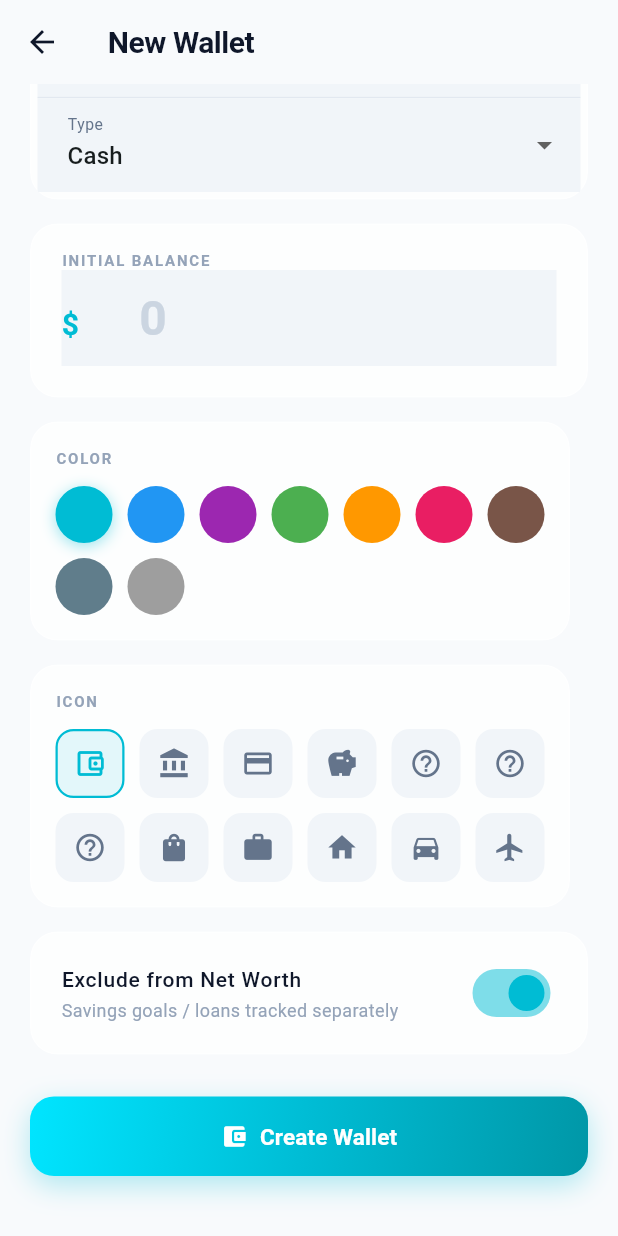
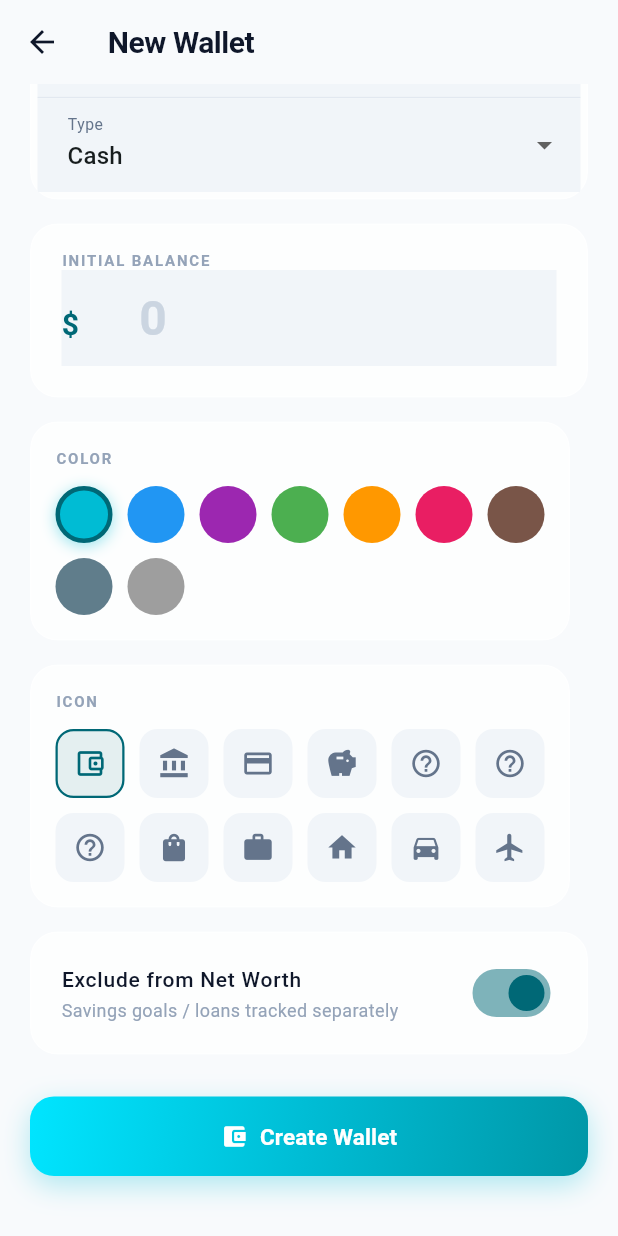
Before and after one commit to dikki-ap/nexflo, a Flutter app: the WalletFormPage screen opened by its route, scrolled down 83 dp, after a tap on "Exclude from Net Worth", on a phone screen of 412 x 824 dp. Run offline on Flutter 3.47's test engine with Material 3 defaults, Android fonts, the phone set to English and light mode, and no system bars; our stand-ins replace connectivity_plus, dartz, drift, drift_flutter, equatable, fl_chart and 10 more; missing offline and left inert: extension_google_sign_in_as_googleapis_auth, google_mlkit_text_recognition, googleapis, workmanager; accounts and stored records are empty; generated files the repository leaves out were written again; network calls fail; statements that could not run were skipped.

Commit message:
feat: replace all hardcoded teal colors with Theme.of(context).colorScheme.primary across page files

```diff
--- a/lib/app/modules/auth/pages/login_page.dart
+++ b/lib/app/modules/auth/pages/login_page.dart
@@ -82,7 +82,7 @@ class _LoginBodyState extends State<_LoginBody> with TickerProviderStateMixin {
                 height: 300,
                 decoration: BoxDecoration(
                   shape: BoxShape.circle,
-                  color: AppColors.tealMid.withValues(alpha: 0.10),
+                  color: Theme.of(context).colorScheme.primary.withValues(alpha: 0.10),
                 ),
               ),
             ),
@@ -100,7 +100,7 @@ class _LoginBodyState extends State<_LoginBody> with TickerProviderStateMixin {
                 height: 200,
                 decoration: BoxDecoration(
                   shape: BoxShape.circle,
-                  color: AppColors.tealDeep.withValues(alpha: 0.12),
+                  color: Theme.of(context).colorScheme.primary.withValues(alpha: 0.12),
                 ),
               ),
             ),
@@ -128,11 +128,11 @@ class _LoginBodyState extends State<_LoginBody> with TickerProviderStateMixin {
                       width: 92,
                       height: 92,
                       decoration: BoxDecoration(
-                        gradient: AppColors.tealGradient,
+                        gradient: AppColors.primaryGradient(Theme.of(context).colorScheme.primary),
                         borderRadius: BorderRadius.circular(28),
                         boxShadow: [
                           BoxShadow(
-                            color: AppColors.tealMid.withValues(
+                            color: Theme.of(context).colorScheme.primary.withValues(
                                 alpha: 0.2 + (_pulse.value - 0.8) * 0.5),
                             blurRadius: 28 + (_pulse.value - 0.8) * 16,
                           ),
@@ -148,7 +148,7 @@ class _LoginBodyState extends State<_LoginBody> with TickerProviderStateMixin {
                   const SizedBox(height: 24),
                   ShaderMask(
                     shaderCallback: (bounds) =>
-                        AppColors.tealGradient.createShader(bounds),
+                        AppColors.primaryGradient(Theme.of(context).colorScheme.primary).createShader(bounds),
                     child: const Text(
                       appName,
                       style: TextStyle(
--- a/lib/app/modules/category/pages/category_form_page.dart
+++ b/lib/app/modules/category/pages/category_form_page.dart
@@ -51,8 +51,8 @@ class CategoryFormPage extends GetView<CategoryController> {
                       color: isDark
                           ? Colors.white.withValues(alpha: 0.35)
                           : AppColors.grey400),
-                  prefixIcon: const Icon(Icons.label_outline_rounded,
-                      color: AppColors.tealMid),
+                  prefixIcon: Icon(Icons.label_outline_rounded,
+                      color: Theme.of(context).colorScheme.primary),
                   border: InputBorder.none,
                   enabledBorder: InputBorder.none,
                   focusedBorder: InputBorder.none,
@@ -85,7 +85,7 @@ class CategoryFormPage extends GetView<CategoryController> {
                                       const EdgeInsets.symmetric(vertical: 11),
                                   decoration: BoxDecoration(
                                     color: controller.selectedType.value == t
-                                        ? AppColors.tealMid
+                                        ? Theme.of(context).colorScheme.primary
                                         : Colors.transparent,
                                     borderRadius: BorderRadius.circular(12),
                                   ),
--- a/lib/app/modules/wallet/pages/wallet_form_page.dart
+++ b/lib/app/modules/wallet/pages/wallet_form_page.dart
@@ -123,10 +123,10 @@ class WalletFormPage extends GetView<WalletController> {
                         padding: const EdgeInsets.fromLTRB(0, 14, 8, 0),
                         child: Text(
                           Get.find<CurrencyService>().currencySymbol,
-                          style: const TextStyle(
+                          style: TextStyle(
                             fontSize: 20,
                             fontWeight: FontWeight.w700,
-                            color: AppColors.tealMid,
+                            color: Theme.of(context).colorScheme.primary,
                           ),
                         ),
                       ),
@@ -190,10 +190,10 @@ class WalletFormPage extends GetView<WalletController> {
                                   const EdgeInsets.fromLTRB(0, 12, 8, 0),
                               child: Text(
                                 Get.find<CurrencyService>().currencySymbol,
-                                style: const TextStyle(
+                                style: TextStyle(
                                   fontSize: 18,
                                   fontWeight: FontWeight.w700,
-                                  color: AppColors.tealMid,
+                                  color: Theme.of(context).colorScheme.primary,
                                 ),
                               ),
                             ),
@@ -241,7 +241,7 @@ class WalletFormPage extends GetView<WalletController> {
                     ),
                     value: controller.isExcludeTotal.value,
                     onChanged: (v) => controller.isExcludeTotal.value = v,
-                    activeColor: AppColors.tealMid,
+                    activeColor: Theme.of(context).colorScheme.primary,
                   )),
             ),
             const SizedBox(height: 28),
@@ -319,7 +319,7 @@ class _ColorPickerSection extends StatelessWidget {
                               shape: BoxShape.circle,
                               border: ctrl.selectedColor.value == c
                                   ? Border.all(
-                                      color: AppColors.tealMid,
+                                      color: Theme.of(context).colorScheme.primary,
                                       width: 3,
                                     )
                                   : Border.all(
@@ -401,14 +401,14 @@ class _IconPickerSection extends StatelessWidget {
                             height: 46,
                             decoration: BoxDecoration(
                               color: ctrl.selectedIcon.value == name
-                                  ? AppColors.tealGlowSoft
+                                  ? Theme.of(context).colorScheme.primary.withValues(alpha: 0.1)
                                   : (isDark
                                       ? AppColors.darkCard
                                       : AppColors.lightCard),
                               borderRadius: BorderRadius.circular(12),
                               border: ctrl.selectedIcon.value == name
                                   ? Border.all(
-                                      color: AppColors.tealMid,
+                                      color: Theme.of(context).colorScheme.primary,
                                       width: 1.5,
                                     )
                                   : null,
@@ -417,7 +417,7 @@ class _IconPickerSection extends StatelessWidget {
                               IconMapper.get(name),
                               size: 22,
                               color: ctrl.selectedIcon.value == name
-                                  ? AppColors.tealMid
+                                  ? Theme.of(context).colorScheme.primary
                                   : (isDark
                                       ? Colors.white.withValues(alpha: 0.6)
                                       : AppColors.grey500),
```
Also changed, not shown: lib/app/modules/category/pages/category_list_page.dart (+19 -19 lines), lib/app/modules/dashboard/pages/dashboard_page.dart (+17 -17 lines), lib/app/modules/onboarding/pages/onboarding_page.dart (+11 -11 lines), lib/app/modules/settings/pages/settings_page.dart (+6 -5 lines), lib/app/modules/splash/splash_page.dart (+5 -5 lines), lib/app/modules/transaction/pages/transaction_form_page.dart (+5 -5 lines), lib/app/modules/transaction/pages/transaction_list_page.dart (+5 -5 lines), lib/app/modules/wallet/pages/wallet_list_page.dart (+8 -8 lines).
